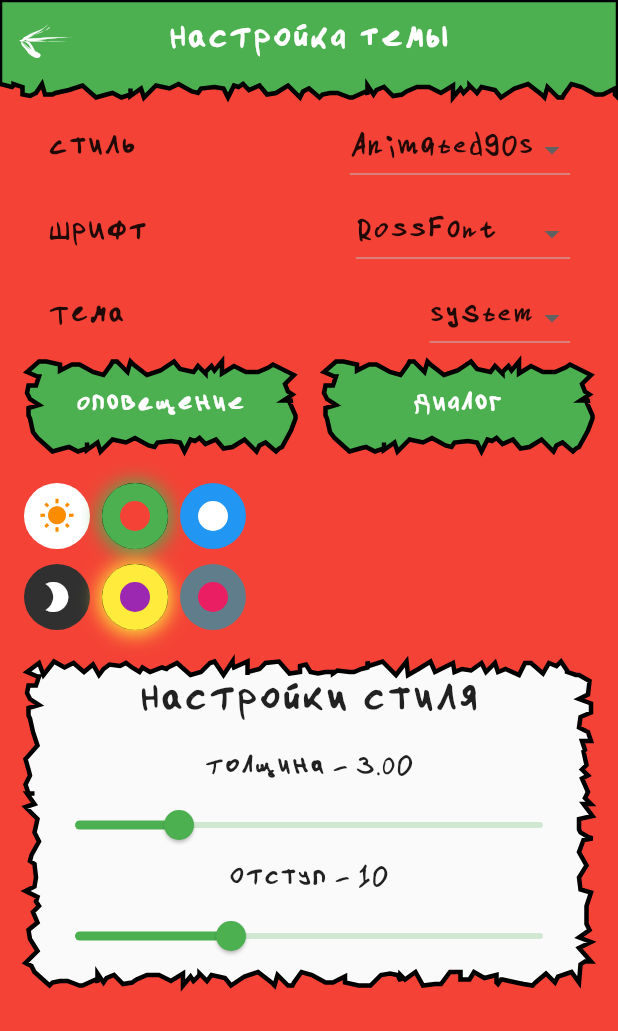
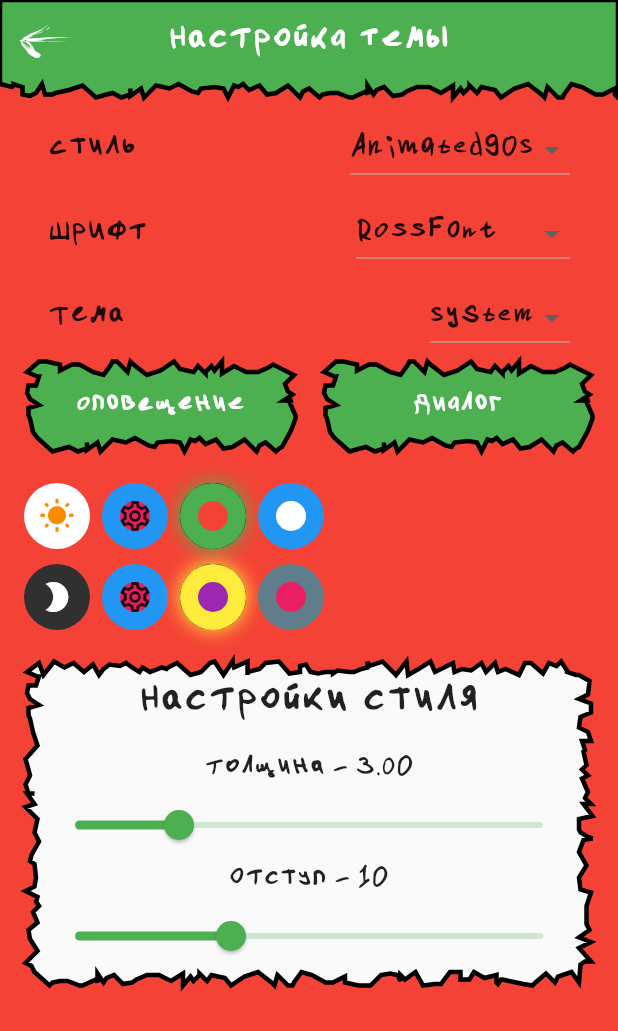
Before and after one commit to RossHS/shop_list, a Flutter app: the Settings screen opened by its route, on a phone screen of 412 x 824 dp. Shown: the top 1031 px of the screen. Run offline on Flutter 3.47's test engine with Material 2 defaults, Android fonts, the phone set to English and light mode, and no system bars; our stand-ins replace cloud_firestore, firebase_auth, firebase_core, firebase_messaging, firebase_storage, flutter_slidable and 5 more; accounts and stored records are empty.

Commit message:
Первая итерация кастомных цветовых схем

```diff
--- a/lib/routes/settings.dart
+++ b/lib/routes/settings.dart
@@ -170,9 +170,24 @@ class _ColorPaletteBox extends StatelessWidget {
                   color: Colors.orange.shade600,
                 ),
               ),
+              // Те, в которых можно настраивать цвета
               ...ThemeController.to.appTheme.value.lightColorSchemesMap.entries
+                  .where((element) => element.key.contains('custom'))
                   .map<Widget>((entry) => _ColorPaletteItem(
-                        key: ValueKey<ColorScheme>(entry.value),
+                        key: ValueKey<String>(entry.key),
+                        colorScheme: entry.value,
+                        paletteDiameter: paletteDiameter,
+                        isSelected: ThemeController.to.appTheme.value.lightColorScheme == entry.value,
+                        onPressed: (colorScheme) {
+                          _customizeLightColorSchemeAction(colorScheme, entry.key);
+                        },
+                        child: const Icon(Icons.settings_outlined),
+                      ))
+                  .toList(),
+              ...ThemeController.to.appTheme.value.lightColorSchemesMap.entries
+                  .where((element) => element.key.contains('default'))
+                  .map<Widget>((entry) => _ColorPaletteItem(
+                        key: ValueKey<String>(entry.key),
                         colorScheme: entry.value,
                         paletteDiameter: paletteDiameter,
                         isSelected: ThemeController.to.appTheme.value.lightColorScheme == entry.value,
@@ -202,9 +217,25 @@ class _ColorPaletteBox extends StatelessWidget {
                   color: Colors.white,
                 ),
               ),
+              // Те, в которых можно настраивать цвета
               ...ThemeController.to.appTheme.value.darkColorSchemesMap.entries
+                  .where((element) => element.key.contains('custom'))
                   .map<Widget>((entry) => _ColorPaletteItem(
-                        key: ValueKey<ColorScheme>(entry.value),
+                        key: ValueKey<String>(entry.key),
+                        colorScheme: entry.value,
+                        paletteDiameter: paletteDiameter,
+                        isSelected: ThemeController.to.appTheme.value.darkColorScheme == entry.value,
+                        onPressed: (colorScheme) {
+                          _customizeDarkColorSchemeAction(colorScheme, entry.key);
+                        },
+                        child: const Icon(Icons.settings_outlined),
+                      ))
+                  .toList(),
+              // Обычные цветовые схемы
+              ...ThemeController.to.appTheme.value.darkColorSchemesMap.entries
+                  .where((element) => element.key.contains('default'))
+                  .map<Widget>((entry) => _ColorPaletteItem(
+                        key: ValueKey<String>(entry.key),
                         colorScheme: entry.value,
                         paletteDiameter: paletteDiameter,
                         isSelected: ThemeController.to.appTheme.value.darkColorScheme == entry.value,
@@ -223,21 +254,34 @@ class _ColorPaletteBox extends StatelessWidget {
       ],
     );
   }
+
+  void _customizeDarkColorSchemeAction(ColorScheme? colorScheme, String key) {
+    if (colorScheme == null) return;
+    ThemeController.to.setDarkColorScheme(colorScheme, key: key);
+  }
+
+  void _customizeLightColorSchemeAction(ColorScheme? colorScheme, String key) {
+    if (colorScheme == null) return;
+    ThemeController.to.setLightColorScheme(colorScheme, key: key);
+  }
 }
 
 /// Виджет выбора цвета
 class _ColorPaletteItem extends StatelessWidget {
-  const _ColorPaletteItem(
-      {Key? key,
-      required this.colorScheme,
-      required this.paletteDiameter,
-      required this.onPressed,
-      required this.isSelected})
-      : super(key: key);
+  const _ColorPaletteItem({
+    Key? key,
+    required this.colorScheme,
+    required this.paletteDiameter,
+    required this.onPressed,
+    required this.isSelected,
+    this.child,
+  }) : super(key: key);
+
   final ColorScheme colorScheme;
   final double paletteDiameter;
   final void Function(ColorScheme? colorScheme) onPressed;
   final bool isSelected;
+  final Widget? child;
 
   @override
   Widget build(BuildContext context) {
@@ -252,9 +296,7 @@ class _ColorPaletteItem extends StatelessWidget {
               shape: BoxShape.circle,
               boxShadow: [
                 BoxShadow(
-                  spreadRadius: 2,
                   color: colorScheme.primary,
-                  offset: const Offset(0.0, 1.0), //(x,y)
                   blurRadius: 10.0,
                 ),
               ],
@@ -265,7 +307,6 @@ class _ColorPaletteItem extends StatelessWidget {
                 BoxShadow(
                   spreadRadius: 0,
                   color: Colors.transparent,
-                  offset: Offset(0.0, 1.0), //(x,y)
                   blurRadius: 0,
                 ),
               ],
@@ -277,6 +318,7 @@ class _ColorPaletteItem extends StatelessWidget {
         paletteDiameter: paletteDiameter,
         mainColor: colorScheme.background,
         additionColor: colorScheme.primary,
+        child: child,
       ),
     );
   }
--- a/lib/widgets/palette_color_selector.dart
+++ b/lib/widgets/palette_color_selector.dart
@@ -8,6 +8,7 @@ class PaletteColorSelector extends StatefulWidget {
     this.paletteDiameter = 44,
     this.mainColor = Colors.black,
     this.additionColor = Colors.white,
+    this.child,
   }) : super(key: key);
 
   /// Событие при нажатии на кнопку
@@ -21,6 +22,8 @@ class PaletteColorSelector extends StatefulWidget {
 
   /// Второстепенный цвет
   final Color additionColor;
+
+  final Widget? child;
 
   @override
   State<PaletteColorSelector> createState() => _PaletteColorSelectorState();
@@ -83,6 +86,7 @@ class _PaletteColorSelectorState extends State<PaletteColorSelector> with Single
                 // При нажатии на кнопку запускаем с 0 анимацию внутреннего круга
                 _animationController.forward(from: 0);
               },
+              child: widget.child,
             ),
           ),
         ),
```
Also changed, not shown: lib/controllers/theme_controller.dart (+10 -2 lines), lib/models/theme_model.dart (+23 -0 lines).
